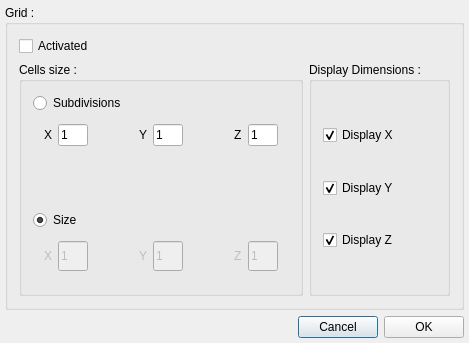
The window that software/tulip/designer/GridOptions.ui (vadivelselvaraj/TulipGLImprovement) describes before a commit, drawn with Qt 5.
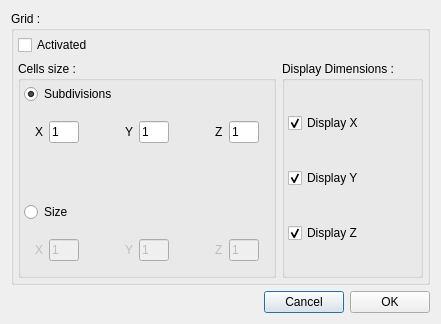
The same window after the commit.

The edit to the form file:
```diff
--- a/software/tulip/designer/GridOptions.ui
+++ b/software/tulip/designer/GridOptions.ui
@@ -5,8 +5,8 @@
    <rect>
     <x>0</x>
     <y>0</y>
-    <width>469</width>
-    <height>343</height>
+    <width>332</width>
+    <height>324</height>
    </rect>
   </property>
   <property name="windowTitle" >
@@ -16,34 +16,40 @@
    <bool>true</bool>
   </property>
   <layout class="QGridLayout" >
-   <property name="leftMargin" >
-    <number>5</number>
+   <property name="margin" >
+    <number>11</number>
    </property>
-   <property name="topMargin" >
-    <number>5</number>
-   </property>
-   <property name="rightMargin" >
-    <number>5</number>
-   </property>
-   <property name="bottomMargin" >
-    <number>5</number>
-   </property>
-   <property name="horizontalSpacing" >
-    <number>5</number>
-   </property>
-   <property name="verticalSpacing" >
-    <number>5</number>
+   <property name="spacing" >
+    <number>6</number>
    </property>
    <item row="0" column="0" >
     <layout class="QGridLayout" >
+     <property name="margin" >
+      <number>0</number>
+     </property>
+     <property name="spacing" >
+      <number>6</number>
+     </property>
      <item row="0" column="0" >
       <widget class="QGroupBox" name="groupBox10" >
        <property name="title" >
         <string>Grid :</string>
        </property>
        <layout class="QGridLayout" >
+        <property name="margin" >
+         <number>4</number>
+        </property>
+        <property name="spacing" >
+         <number>6</number>
+        </property>
         <item row="0" column="0" >
          <layout class="QHBoxLayout" >
+          <property name="margin" >
+           <number>0</number>
+          </property>
+          <property name="spacing" >
+           <number>6</number>
+          </property>
           <item>
            <widget class="QCheckBox" name="ActivatedCB" >
             <property name="text" >
@@ -71,17 +77,23 @@
         </item>
         <item row="1" column="0" >
          <layout class="QHBoxLayout" >
+          <property name="margin" >
+           <number>0</number>
+          </property>
+          <property name="spacing" >
+           <number>6</number>
+          </property>
           <item>
            <widget class="QGroupBox" name="groupBox11" >
             <property name="title" >
              <string>Cells size :</string>
             </property>
             <layout class="QGridLayout" >
-             <property name="horizontalSpacing" >
-              <number>0</number>
+             <property name="margin" >
+              <number>3</number>
              </property>
-             <property name="verticalSpacing" >
-              <number>0</number>
+             <property name="spacing" >
+              <number>6</number>
              </property>
              <item row="1" column="0" >
               <widget class="QFrame" name="SubdivisionsFrame" >
@@ -95,10 +107,28 @@
                 <enum>QFrame::Plain</enum>
                </property>
                <layout class="QGridLayout" >
+                <property name="margin" >
+                 <number>11</number>
+                </property>
+                <property name="spacing" >
+                 <number>6</number>
+                </property>
                 <item row="0" column="0" >
                  <layout class="QGridLayout" >
+                  <property name="margin" >
+                   <number>0</number>
+                  </property>
+                  <property name="spacing" >
+                   <number>6</number>
+                  </property>
                   <item row="0" column="2" >
                    <layout class="QHBoxLayout" >
+                    <property name="margin" >
+                     <number>0</number>
+                    </property>
+                    <property name="spacing" >
+                     <number>6</number>
+                    </property>
                     <item>
                      <spacer>
                       <property name="orientation" >
@@ -145,6 +175,12 @@
                   </item>
                   <item row="0" column="0" >
                    <layout class="QHBoxLayout" >
+                    <property name="margin" >
+                     <number>0</number>
+                    </property>
+                    <property name="spacing" >
+                     <number>6</number>
+                    </property>
                     <item>
                      <widget class="QLabel" name="textLabel1_7" >
                       <property name="text" >
@@ -191,6 +227,12 @@
                   </item>
                   <item row="0" column="1" >
                    <layout class="QHBoxLayout" >
+                    <property name="margin" >
+                     <number>0</number>
+                    </property>
+                    <property name="spacing" >
+                     <number>6</number>
+                    </property>
                     <item>
                      <widget class="QLabel" name="textLabel1_2" >
                       <property name="text" >
@@ -207,7 +249,9 @@
                        <bool>true</bool>
                       </property>
                       <property name="sizePolicy" >
-                       <sizepolicy vsizetype="Fixed" hsizetype="Fixed" >
+                       <sizepolicy>
+                        <hsizetype>0</hsizetype>
+                        <vsizetype>0</vsizetype>
                         <horstretch>0</horstretch>
                         <verstretch>0</verstretch>
                        </sizepolicy>
@@ -233,7 +277,9 @@
              <item row="0" column="0" >
               <widget class="QRadioButton" name="SubdivisionsRB" >
                <property name="sizePolicy" >
-                <sizepolicy vsizetype="Fixed" hsizetype="Preferred" >
+                <sizepolicy>
+                 <hsizetype>0</hsizetype>
+                 <vsizetype>0</vsizetype>
                  <horstretch>0</horstretch>
                  <verstretch>0</verstretch>
                 </sizepolicy>
@@ -242,7 +288,7 @@
                 <string>Subdivisions</string>
                </property>
                <property name="checked" >
-                <bool>false</bool>
+                <bool>true</bool>
                </property>
               </widget>
              </item>
@@ -252,7 +298,9 @@
                 <bool>false</bool>
                </property>
                <property name="sizePolicy" >
-                <sizepolicy vsizetype="MinimumExpanding" hsizetype="Preferred" >
+                <sizepolicy>
+                 <hsizetype>0</hsizetype>
+                 <vsizetype>0</vsizetype>
                  <horstretch>0</horstretch>
                  <verstretch>0</verstretch>
                 </sizepolicy>
@@ -264,10 +312,28 @@
                 <enum>QFrame::Plain</enum>
                </property>
                <layout class="QGridLayout" >
+                <property name="margin" >
+                 <number>11</number>
+                </property>
+                <property name="spacing" >
+                 <number>6</number>
+                </property>
                 <item row="0" column="0" >
                  <layout class="QGridLayout" >
+                  <property name="margin" >
+                   <number>0</number>
+                  </property>
+                  <property name="spacing" >
+                   <number>6</number>
+                  </property>
                   <item row="0" column="2" >
                    <layout class="QHBoxLayout" >
+                    <property name="margin" >
+                     <number>0</number>
+                    </property>
+                    <property name="spacing" >
+                     <number>6</number>
+                    </property>
                     <item>
                      <spacer>
                       <property name="orientation" >
@@ -314,6 +380,12 @@
                   </item>
                   <item row="0" column="0" >
                    <layout class="QHBoxLayout" >
+                    <property name="margin" >
+                     <number>0</number>
+                    </property>
+                    <property name="spacing" >
+                     <number>6</number>
+                    </property>
                     <item>
                      <widget class="QLabel" name="textLabel1_4" >
                       <property name="text" >
@@ -360,6 +432,12 @@
                   </item>
                   <item row="0" column="1" >
                    <layout class="QHBoxLayout" >
+                    <property name="margin" >
+                     <number>0</number>
+                    </property>
+                    <property name="spacing" >
+                     <number>6</number>
+                    </property>
                     <item>
                      <widget class="QLabel" name="textLabel1_5" >
                       <property name="text" >
@@ -376,7 +454,9 @@
                        <bool>false</bool>
                       </property>
                       <property name="sizePolicy" >
-                       <sizepolicy vsizetype="Fixed" hsizetype="Fixed" >
+                       <sizepolicy>
+                        <hsizetype>0</hsizetype>
+                        <vsizetype>0</vsizetype>
                         <horstretch>0</horstretch>
                         <verstretch>0</verstretch>
                        </sizepolicy>
@@ -404,9 +484,6 @@
                <property name="text" >
                 <string>Size</string>
                </property>
-               <property name="checked" >
-                <bool>true</bool>
-               </property>
               </widget>
              </item>
              <item row="2" column="0" >
@@ -434,11 +511,11 @@
              <string>Display Dimensions :</string>
             </property>
             <layout class="QGridLayout" >
-             <property name="horizontalSpacing" >
-              <number>0</number>
+             <property name="margin" >
+              <number>3</number>
              </property>
-             <property name="verticalSpacing" >
-              <number>0</number>
+             <property name="spacing" >
+              <number>6</number>
              </property>
              <item row="3" column="0" >
               <widget class="QCheckBox" name="DisplayYCB" >
@@ -547,6 +624,12 @@
      </item>
      <item row="1" column="0" >
       <layout class="QHBoxLayout" >
+       <property name="margin" >
+        <number>0</number>
+       </property>
+       <property name="spacing" >
+        <number>6</number>
+       </property>
        <item>
         <spacer>
          <property name="orientation" >
```
